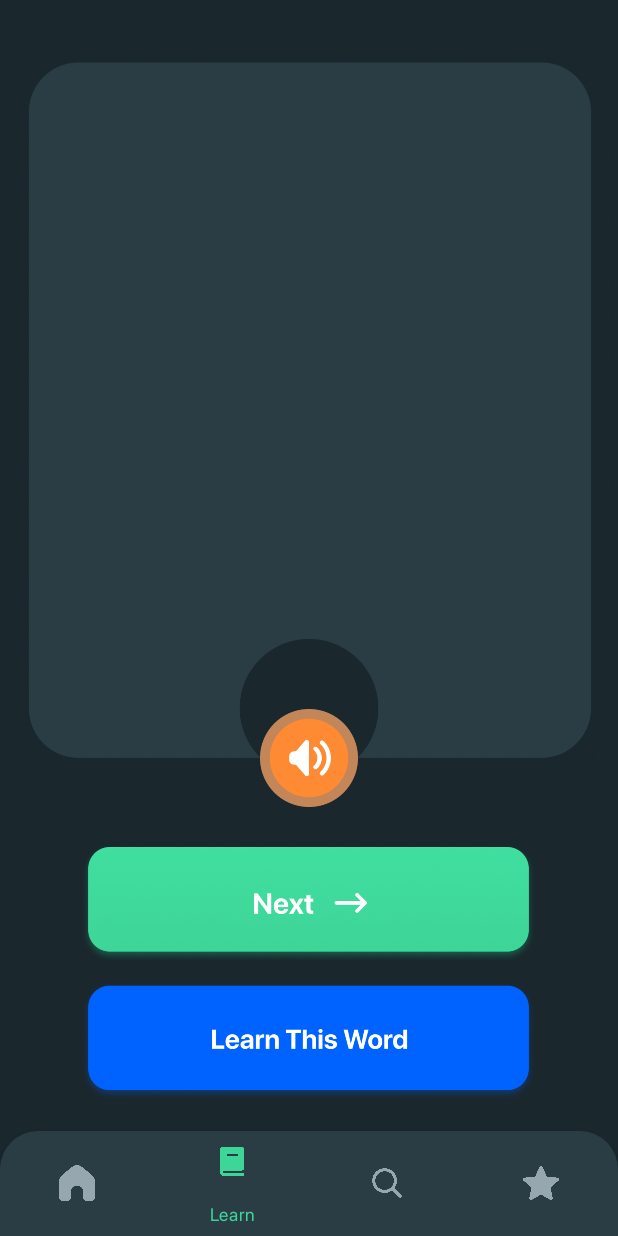
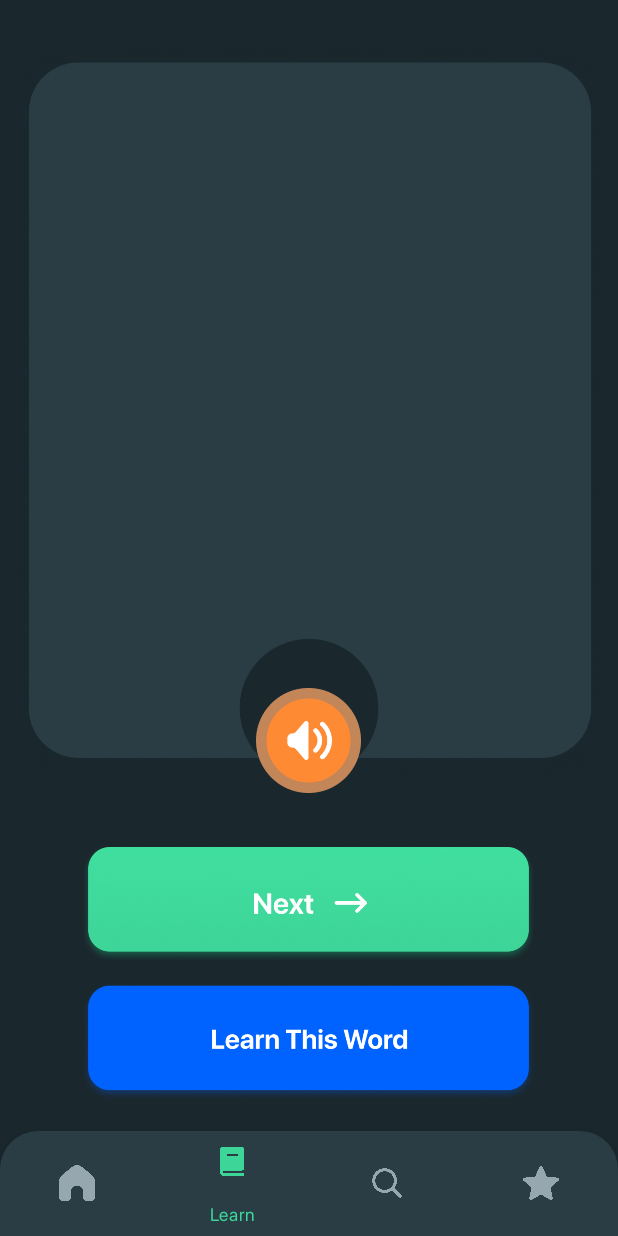
Before and after one commit to janliv/vocabulary_app, an Android app: the Learn screen opened directly, with no data from a screen before it, on a phone screen of 412 x 824 dp. Run offline under Robolectric (Android 15) with nearby library versions, the phone set to English and light mode, and no system bars.

```diff
--- a/app/src/main/res/layout/activity_learn.xml
+++ b/app/src/main/res/layout/activity_learn.xml
@@ -108,11 +108,11 @@
 
     <ImageButton
         android:id="@+id/voice"
-        android:layout_width="65dp"
-        android:layout_height="65dp"
+        android:layout_width="70dp"
+        android:layout_height="70dp"
         android:layout_alignParentBottom="true"
         android:layout_centerInParent="true"
-        android:layout_marginBottom="286dp"
+        android:layout_marginBottom="295dp"
         android:background="@drawable/voice_button_custom" />
 
 
```
Also changed, not shown: app/src/main/AndroidManifest.xml (+12 -5 lines), app/src/main/java/com/example/vocabapp/WordsReview.java (+10 -0 lines).
